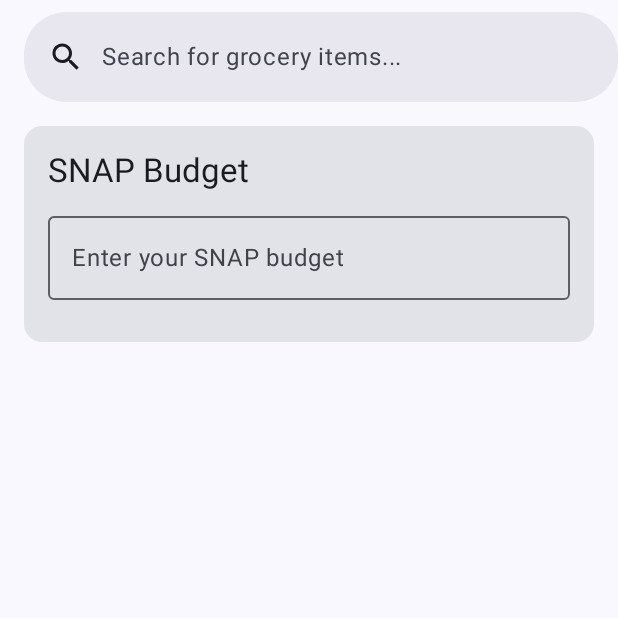
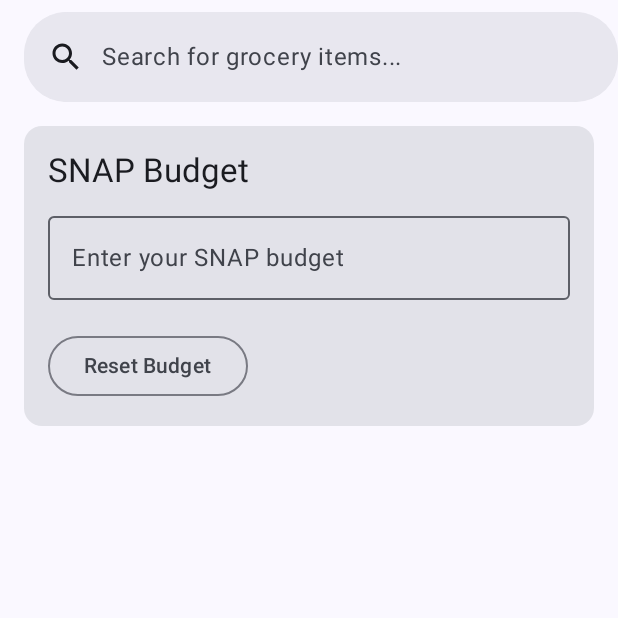
Before and after one commit to aedwardsxula/SNAP_in_a_Snap, an Android app built with Jetpack Compose: the composable HomeScreen shown on its own in the app's theme, on a phone screen of 412 x 824 dp, the top half of it. Run offline under Robolectric (Android 15) with nearby library versions, the phone set to English and light mode, and no system bars.

Commit message:
Task 8: Add budget validation and reset option

```diff
--- a/app/src/main/java/edu/ksmit152/kas/ui/feature/home/components/SnapBudget.kt
+++ b/app/src/main/java/edu/ksmit152/kas/ui/feature/home/components/SnapBudget.kt
@@ -13,7 +13,9 @@ import java.util.Locale
 @Composable
 fun SnapBudget() {
     var budget by rememberSaveable { mutableStateOf("") }
+
     val amount = budget.toDoubleOrNull()
+    val validBudget = amount != null && amount.isFinite() && amount >= 0
 
     Card(
         modifier = Modifier
@@ -34,20 +36,34 @@ fun SnapBudget() {
                 value = budget,
                 onValueChange = { budget = it },
                 label = { Text("Enter your SNAP budget") },
+                prefix = { Text("$") },
                 keyboardOptions = KeyboardOptions(
                     keyboardType = KeyboardType.Decimal
                 ),
                 singleLine = true,
+                isError = budget.isNotEmpty() && !validBudget,
                 modifier = Modifier.fillMaxWidth()
             )
 
             Spacer(modifier = Modifier.height(12.dp))
 
-            if (amount != null && amount.isFinite() && amount >= 0) {
+            if (validBudget) {
                 Text(
                     "Available budget: " +
                             String.format(Locale.US, "$%.2f", amount)
                 )
+            } else if (budget.isNotEmpty()) {
+                Text(
+                    text = "Please enter a valid budget",
+                    color = MaterialTheme.colorScheme.error
+                )
+            }
+
+            Spacer(modifier = Modifier.height(8.dp))
+
+            OutlinedButton(
+                onClick = { budget = "" }
+            ) { Text("Reset Budget")
             }
         }
     }
```
